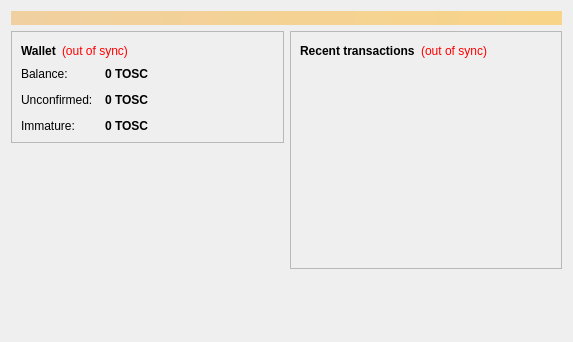
This is src/qt/forms/overviewpage.ui in tos-project/TOSC as Qt 5 draws it before an edit. The edited form follows.
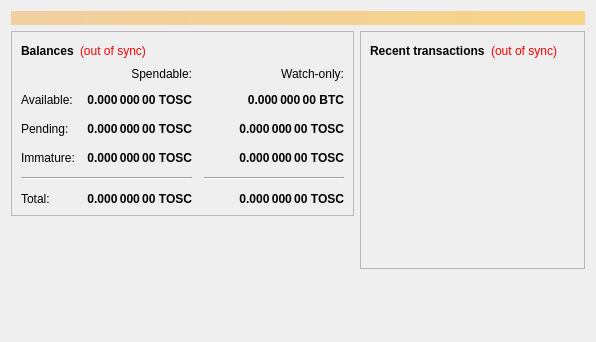
This is the edited form. Icons and pictures are not drawn.

```diff
--- a/src/qt/forms/overviewpage.ui
+++ b/src/qt/forms/overviewpage.ui
@@ -6,7 +6,7 @@
    <rect>
     <x>0</x>
     <y>0</y>
-    <width>573</width>
+    <width>596</width>
     <height>342</height>
    </rect>
   </property>
@@ -54,7 +54,7 @@
                </font>
               </property>
               <property name="text">
-               <string>Wallet</string>
+               <string>Balances</string>
               </property>
              </widget>
             </item>
@@ -75,6 +75,159 @@
              </widget>
             </item>
             <item>
+             <spacer name="horizontalSpacer_3">
+              <property name="orientation">
+               <enum>Qt::Horizontal</enum>
+              </property>
+              <property name="sizeHint" stdset="0">
+               <size>
+                <width>40</width>
+                <height>20</height>
+               </size>
+              </property>
+             </spacer>
+            </item>
+           </layout>
+          </item>
+          <item>
+           <layout class="QGridLayout" name="gridLayout">
+            <property name="spacing">
+             <number>12</number>
+            </property>
+            <item row="2" column="2">
+             <widget class="QLabel" name="labelWatchPending">
+              <property name="font">
+               <font>
+                <weight>75</weight>
+                <bold>true</bold>
+               </font>
+              </property>
+              <property name="cursor">
+               <cursorShape>IBeamCursor</cursorShape>
+              </property>
+              <property name="toolTip">
+               <string>Unconfirmed transactions to watch-only addresses</string>
+              </property>
+              <property name="text">
+               <string notr="true">0.000 000 00 TOSC</string>
+              </property>
+              <property name="alignment">
+               <set>Qt::AlignRight|Qt::AlignTrailing|Qt::AlignVCenter</set>
+              </property>
+              <property name="textInteractionFlags">
+               <set>Qt::LinksAccessibleByMouse|Qt::TextSelectableByKeyboard|Qt::TextSelectableByMouse</set>
+              </property>
+             </widget>
+            </item>
+            <item row="2" column="1">
+             <widget class="QLabel" name="labelUnconfirmed">
+              <property name="font">
+               <font>
+                <weight>75</weight>
+                <bold>true</bold>
+               </font>
+              </property>
+              <property name="cursor">
+               <cursorShape>IBeamCursor</cursorShape>
+              </property>
+              <property name="toolTip">
+               <string>Total of transactions that have yet to be confirmed, and do not yet count toward the spendable balance</string>
+              </property>
+              <property name="text">
+               <string notr="true">0.000 000 00 TOSC</string>
+              </property>
+              <property name="alignment">
+               <set>Qt::AlignRight|Qt::AlignTrailing|Qt::AlignVCenter</set>
+              </property>
+              <property name="textInteractionFlags">
+               <set>Qt::LinksAccessibleByMouse|Qt::TextSelectableByKeyboard|Qt::TextSelectableByMouse</set>
+              </property>
+             </widget>
+            </item>
+            <item row="3" column="2">
+             <widget class="QLabel" name="labelWatchImmature">
+              <property name="font">
+               <font>
+                <weight>75</weight>
+                <bold>true</bold>
+               </font>
+              </property>
+              <property name="cursor">
+               <cursorShape>IBeamCursor</cursorShape>
+              </property>
+              <property name="toolTip">
+               <string>Mined balance in watch-only addresses that has not yet matured</string>
+              </property>
+              <property name="text">
+               <string notr="true">0.000 000 00 TOSC</string>
+              </property>
+              <property name="alignment">
+               <set>Qt::AlignRight|Qt::AlignTrailing|Qt::AlignVCenter</set>
+              </property>
+              <property name="textInteractionFlags">
+               <set>Qt::LinksAccessibleByMouse|Qt::TextSelectableByKeyboard|Qt::TextSelectableByMouse</set>
+              </property>
+             </widget>
+            </item>
+            <item row="4" column="0" colspan="2">
+             <widget class="Line" name="line">
+              <property name="orientation">
+               <enum>Qt::Horizontal</enum>
+              </property>
+             </widget>
+            </item>
+            <item row="4" column="2">
+             <widget class="Line" name="lineWatchBalance">
+              <property name="sizePolicy">
+               <sizepolicy hsizetype="Preferred" vsizetype="Fixed">
+                <horstretch>0</horstretch>
+                <verstretch>0</verstretch>
+               </sizepolicy>
+              </property>
+              <property name="minimumSize">
+               <size>
+                <width>140</width>
+                <height>0</height>
+               </size>
+              </property>
+              <property name="orientation">
+               <enum>Qt::Horizontal</enum>
+              </property>
+             </widget>
+            </item>
+            <item row="5" column="0">
+             <widget class="QLabel" name="labelTotalText">
+              <property name="text">
+               <string>Total:</string>
+              </property>
+             </widget>
+            </item>
+            <item row="3" column="1">
+             <widget class="QLabel" name="labelImmature">
+              <property name="font">
+               <font>
+                <weight>75</weight>
+                <bold>true</bold>
+               </font>
+              </property>
+              <property name="cursor">
+               <cursorShape>IBeamCursor</cursorShape>
+              </property>
+              <property name="toolTip">
+               <string>Mined balance that has not yet matured</string>
+              </property>
+              <property name="text">
+               <string notr="true">0.000 000 00 TOSC</string>
+              </property>
+              <property name="alignment">
+               <set>Qt::AlignRight|Qt::AlignTrailing|Qt::AlignVCenter</set>
+              </property>
+              <property name="textInteractionFlags">
+               <set>Qt::LinksAccessibleByMouse|Qt::TextSelectableByKeyboard|Qt::TextSelectableByMouse</set>
+              </property>
+             </widget>
+            </item>
+            <item row="2" column="3">
              <spacer name="horizontalSpacer_2">
               <property name="orientation">
                <enum>Qt::Horizontal</enum>
@@ -87,28 +240,15 @@
               </property>
              </spacer>
             </item>
-           </layout>
-          </item>
-          <item>
-           <layout class="QFormLayout" name="formLayout_2">
-            <property name="fieldGrowthPolicy">
-             <enum>QFormLayout::AllNonFixedFieldsGrow</enum>
-            </property>
-            <property name="horizontalSpacing">
-             <number>12</number>
-            </property>
-            <property name="verticalSpacing">
-             <number>12</number>
-            </property>
-            <item row="0" column="0">
-             <widget class="QLabel" name="label">
+            <item row="3" column="0">
+             <widget class="QLabel" name="labelImmatureText">
               <property name="text">
-               <string>Balance:</string>
+               <string>Immature:</string>
               </property>
              </widget>
             </item>
-            <item row="0" column="1">
-             <widget class="QLabel" name="labelBalance">
+            <item row="5" column="1">
+             <widget class="QLabel" name="labelTotal">
               <property name="font">
                <font>
                 <weight>75</weight>
@@ -122,22 +262,60 @@
                <string>Your current balance</string>
               </property>
               <property name="text">
-               <string notr="true">0 TOSC</string>
+               <string notr="true">0.000 000 00 TOSC</string>
               </property>
+              <property name="alignment">
+               <set>Qt::AlignRight|Qt::AlignTrailing|Qt::AlignVCenter</set>
+              </property>
               <property name="textInteractionFlags">
                <set>Qt::LinksAccessibleByMouse|Qt::TextSelectableByKeyboard|Qt::TextSelectableByMouse</set>
               </property>
              </widget>
             </item>
+            <item row="5" column="2">
+             <widget class="QLabel" name="labelWatchTotal">
+              <property name="font">
+               <font>
+                <weight>75</weight>
+                <bold>true</bold>
+               </font>
+              </property>
+              <property name="cursor">
+               <cursorShape>IBeamCursor</cursorShape>
+              </property>
+              <property name="toolTip">
+               <string>Current total balance in watch-only addresses</string>
+              </property>
+              <property name="text">
+               <string notr="true">0.000 000 00 TOSC</string>
+              </property>
+              <property name="alignment">
+               <set>Qt::AlignRight|Qt::AlignTrailing|Qt::AlignVCenter</set>
+              </property>
+              <property name="textInteractionFlags">
+               <set>Qt::LinksAccessibleByMouse|Qt::TextSelectableByKeyboard|Qt::TextSelectableByMouse</set>
+              </property>
+             </widget>
+            </item>
+            <item row="0" column="2">
+             <widget class="QLabel" name="labelWatchonly">
+              <property name="text">
+               <string>Watch-only:</string>
+              </property>
+              <property name="alignment">
+               <set>Qt::AlignRight|Qt::AlignTrailing|Qt::AlignVCenter</set>
+              </property>
+             </widget>
+            </item>
             <item row="1" column="0">
-             <widget class="QLabel" name="label_3">
+             <widget class="QLabel" name="labelBalanceText">
               <property name="text">
-               <string>Unconfirmed:</string>
+               <string>Available:</string>
               </property>
              </widget>
             </item>
             <item row="1" column="1">
-             <widget class="QLabel" name="labelUnconfirmed">
+             <widget class="QLabel" name="labelBalance">
               <property name="font">
                <font>
                 <weight>75</weight>
@@ -151,7 +329,35 @@
                <string>Total of transactions that have yet to be confirmed, and do not yet count toward the current balance</string>
               </property>
               <property name="text">
-               <string notr="true">0 TOSC</string>
+               <string notr="true">0.000 000 00 TOSC</string>
+              </property>
+              <property name="alignment">
+               <set>Qt::AlignRight|Qt::AlignTrailing|Qt::AlignVCenter</set>
+              </property>
+              <property name="textInteractionFlags">
+               <set>Qt::LinksAccessibleByMouse|Qt::TextSelectableByKeyboard|Qt::TextSelectableByMouse</set>
+              </property>
+             </widget>
+            </item>
+            <item row="1" column="2">
+             <widget class="QLabel" name="labelWatchAvailable">
+              <property name="font">
+               <font>
+                <weight>75</weight>
+                <bold>true</bold>
+               </font>
+              </property>
+              <property name="cursor">
+               <cursorShape>IBeamCursor</cursorShape>
+              </property>
+              <property name="toolTip">
+               <string>Your current balance in watch-only addresses</string>
+              </property>
+              <property name="text">
+               <string notr="true">0.000 000 00 BTC</string>
+              </property>
+              <property name="alignment">
+               <set>Qt::AlignRight|Qt::AlignTrailing|Qt::AlignVCenter</set>
               </property>
               <property name="textInteractionFlags">
                <set>Qt::LinksAccessibleByMouse|Qt::TextSelectableByKeyboard|Qt::TextSelectableByMouse</set>
@@ -159,28 +365,19 @@
              </widget>
             </item>
             <item row="2" column="0">
-             <widget class="QLabel" name="labelImmatureText">
+             <widget class="QLabel" name="labelPendingText">
               <property name="text">
-               <string>Immature:</string>
+               <string>Pending:</string>
               </property>
              </widget>
             </item>
-            <item row="2" column="1">
-             <widget class="QLabel" name="labelImmature">
-              <property name="font">
-               <font>
-                <weight>75</weight>
-                <bold>true</bold>
-               </font>
-              </property>
-              <property name="toolTip">
-               <string>Mined balance that has not yet matured</string>
-              </property>
+            <item row="0" column="1">
+             <widget class="QLabel" name="labelSpendable">
               <property name="text">
-               <string notr="true">0 TOSC</string>
+               <string>Spendable:</string>
               </property>
-              <property name="textInteractionFlags">
-               <set>Qt::LinksAccessibleByMouse|Qt::TextSelectableByKeyboard|Qt::TextSelectableByMouse</set>
+              <property name="alignment">
+               <set>Qt::AlignRight|Qt::AlignTrailing|Qt::AlignVCenter</set>
               </property>
              </widget>
             </item>
@@ -245,8 +442,14 @@
            <layout class="QHBoxLayout" name="horizontalLayout_2">
             <item>
              <widget class="QLabel" name="label_4">
+              <property name="font">
+               <font>
+                <weight>75</weight>
+                <bold>true</bold>
+               </font>
+              </property>
               <property name="text">
-               <string>&lt;b&gt;Recent transactions&lt;/b&gt;</string>
+               <string>Recent transactions</string>
               </property>
              </widget>
             </item>
```
Left out of the diff: 40 changed lines with no effect on the pictures.
